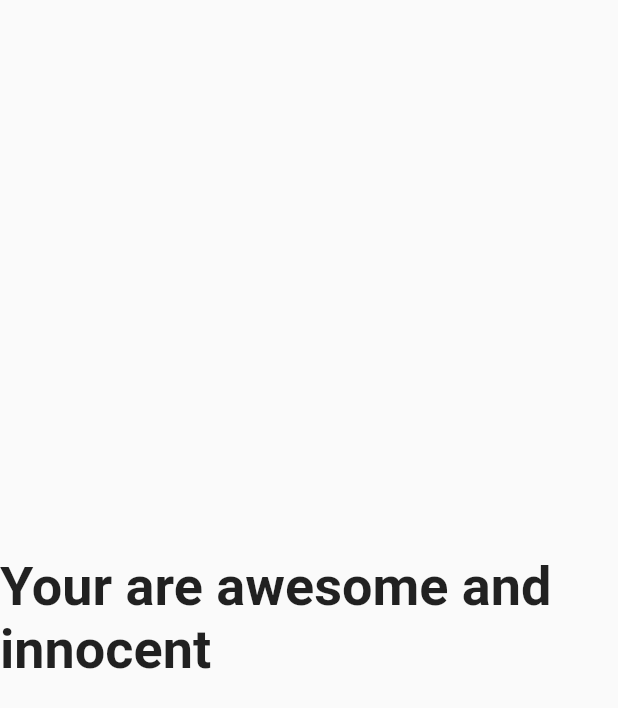
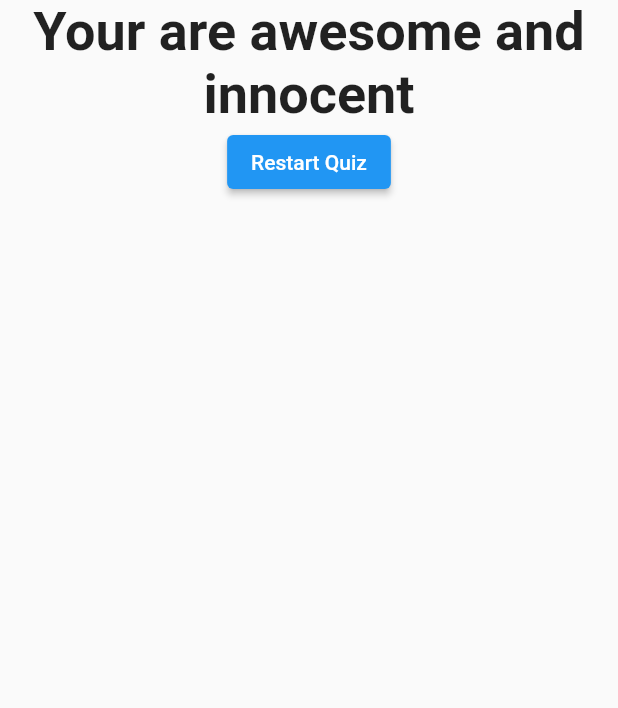
Before and after one commit to pintukumar1/quiz-app, a Flutter app: the Result widget shown alone on an empty page, opened directly with empty values, on a phone screen of 412 x 824 dp. Shown: the top 708 px of the screen. Run offline on Flutter 3.47's test engine with Material 2 defaults, Android fonts, the phone set to English and light mode, and no system bars.

Commit message:
quiz reset handler

```diff
--- a/lib/result.dart
+++ b/lib/result.dart
@@ -3,8 +3,9 @@ import 'package:flutter/material.dart';
 class Result extends StatelessWidget {
 
   final int totalScore;
+  final VoidCallback resetQuizHandler;
 
-  Result(this.totalScore);
+  Result(this.totalScore, this.resetQuizHandler);
 
   String get resultPhrase {
     String resultText;
@@ -23,10 +24,14 @@ class Result extends StatelessWidget {
   @override
   Widget build(BuildContext context) {
     return Center(
-          child: Text(
+        child: Column(children: <Widget>[
+          Text(
             resultPhrase,
             style: TextStyle(fontSize: 36, fontWeight: FontWeight.bold,),
-          ),
+            textAlign: TextAlign.center,
+            ),
+            ElevatedButton(child: Text('Restart Quiz'), onPressed: resetQuizHandler)
+        ]),
         );
   }
 }
```
Also changed, not shown: lib/main.dart (+13 -5 lines).
